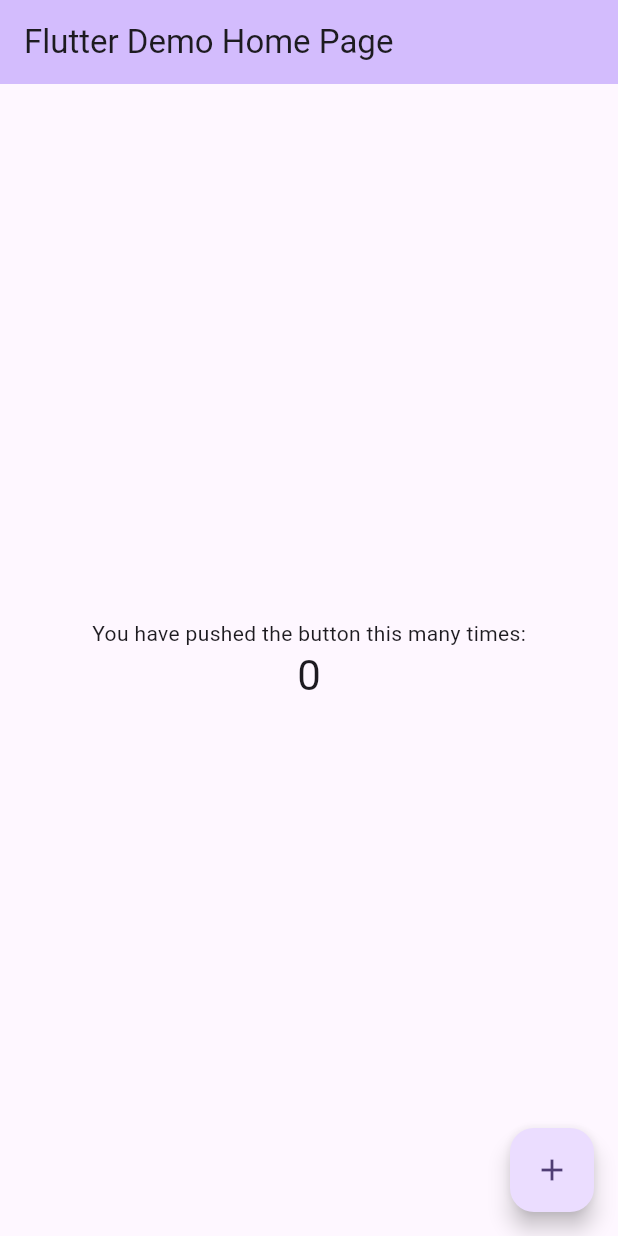
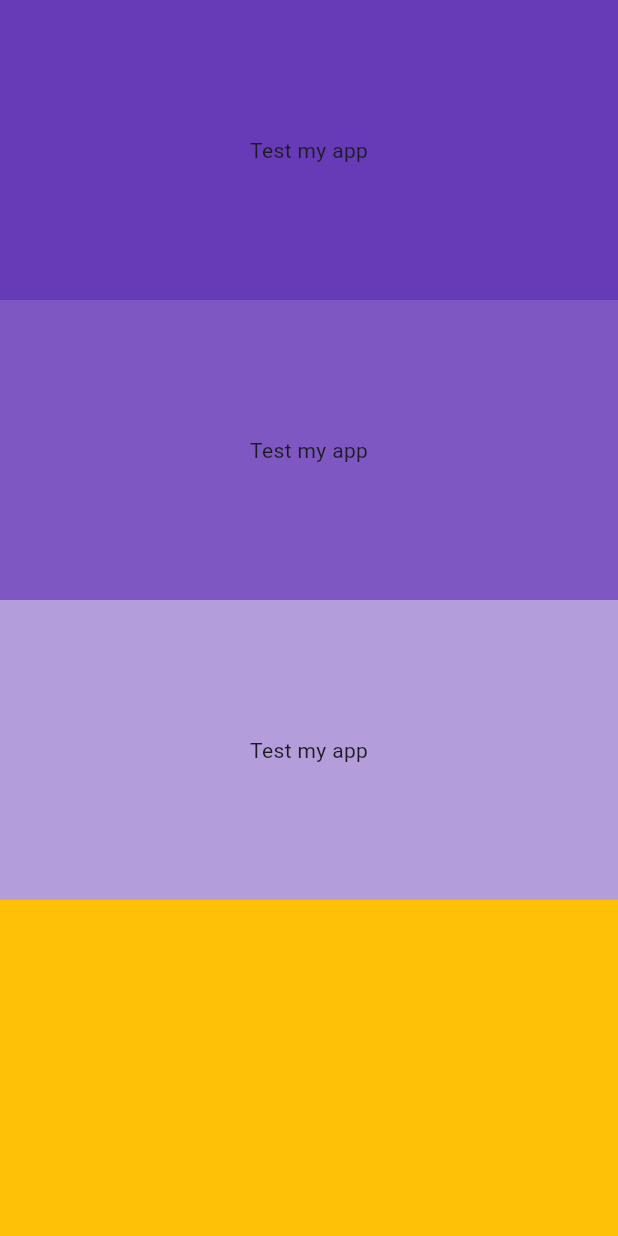
Before and after one commit to Chaiyapop4092/myapp3, a Flutter app: the screen it shows after launch, on a phone screen of 412 x 824 dp. Run offline on Flutter 3.47's test engine with Material 3 defaults, Android fonts, the phone set to English and light mode, and no system bars.

Commit message:
Create myapp3 V1.0.2

```diff
--- a/lib/main.dart
+++ b/lib/main.dart
@@ -1,128 +1,20 @@
 import 'package:flutter/material.dart';
+
+import 'screens/home_screen.dart';
 
 void main() {
   runApp(const MyApp());
-  int c = 0;
-  int d = 0;
-  int e = 0;
 }
 
 class MyApp extends StatelessWidget {
   const MyApp({super.key});
 
-  // This widget is the root of your application.
   @override
   Widget build(BuildContext context) {
     return MaterialApp(
-      title: 'Flutter Demo',
-      theme: ThemeData(
-        // This is the theme of your application.
-        //
-        // TRY THIS: Try running your application with "flutter run". You'll see
-        // the application has a purple toolbar. Then, without quitting the app,
-        // try changing the seedColor in the colorScheme below to Colors.green
-        // and then invoke "hot reload" (save your changes or press the "hot
-        // reload" button in a Flutter-supported IDE, or press "r" if you used
-        // the command line to start the app).
-        //
-        // Notice that the counter didn't reset back to zero; the application
-        // state is not lost during the reload. To reset the state, use hot
-        // restart instead.
-        //
-        // This works for code too, not just values: Most code changes can be
-        // tested with just a hot reload.
-        colorScheme: ColorScheme.fromSeed(seedColor: Colors.deepPurple),
-        useMaterial3: true,
-      ),
-      home: const MyHomePage(title: 'Flutter Demo Home Page'),
+      title: "Demo basic flutter",
+      debugShowCheckedModeBanner: false,
+      home: HomeScreen(),
     );
   }
 }
-
-class MyHomePage extends StatefulWidget {
-  const MyHomePage({super.key, required this.title});
-
-  // This widget is the home page of your application. It is stateful, meaning
-  // that it has a State object (defined below) that contains fields that affect
-  // how it looks.
-
-  // This class is the configuration for the state. It holds the values (in this
-  // case the title) provided by the parent (in this case the App widget) and
-  // used by the build method of the State. Fields in a Widget subclass are
-  // always marked "final".
-
-  final String title;
-
-  @override
-  State<MyHomePage> createState() => _MyHomePageState();
-}
-
-class _MyHomePageState extends State<MyHomePage> {
-  int _counter = 0;
-
-  void _incrementCounter() {
-    setState(() {
-      // This call to setState tells the Flutter framework that something has
-      // changed in this State, which causes it to rerun the build method below
-      // so that the display can reflect the updated values. If we changed
-      // _counter without calling setState(), then the build method would not be
-      // called again, and so nothing would appear to happen.
-      _counter++;
-    });
-  }
-
-  @override
-  Widget build(BuildContext context) {
-    // This method is rerun every time setState is called, for instance as done
-    // by the _incrementCounter method above.
-    //
-    // The Flutter framework has been optimized to make rerunning build methods
-    // fast, so that you can just rebuild anything that needs updating rather
-    // than having to individually change instances of widgets.
-    return Scaffold(
-      appBar: AppBar(
-        // TRY THIS: Try changing the color here to a specific color (to
-        // Colors.amber, perhaps?) and trigger a hot reload to see the AppBar
-        // change color while the other colors stay the same.
-        backgroundColor: Theme.of(context).colorScheme.inversePrimary,
-        // Here we take the value from the MyHomePage object that was created by
-        // the App.build method, and use it to set our appbar title.
-        title: Text(widget.title),
-      ),
-      body: Center(
-        // Center is a layout widget. It takes a single child and positions it
-        // in the middle of the parent.
-        child: Column(
-          // Column is also a layout widget. It takes a list of children and
-          // arranges them vertically. By default, it sizes itself to fit its
-          // children horizontally, and tries to be as tall as its parent.
-          //
-          // Column has various properties to control how it sizes itself and
-          // how it positions its children. Here we use mainAxisAlignment to
-          // center the children vertically; the main axis here is the vertical
-          // axis because Columns are vertical (the cross axis would be
-          // horizontal).
-          //
-          // TRY THIS: Invoke "debug painting" (choose the "Toggle Debug Paint"
-          // action in the IDE, or press "p" in the console), to see the
-          // wireframe for each widget.
-          mainAxisAlignment: MainAxisAlignment.center,
-          children: <Widget>[
-            const Text(
-              'You have pushed the button this many times:',
-            ),
-            Text(
-              '$_counter',
-              style: Theme.of(context).textTheme.headlineMedium,
-            ),
-          ],
-        ),
-      ),
-      floatingActionButton: FloatingActionButton(
-        onPressed: _incrementCounter,
-        tooltip: 'Increment',
-        child: const Icon(Icons.add),
-      ), // This trailing comma makes auto-formatting nicer for build methods.
-    );
-  }
-}
--- /dev/null
+++ b/lib/screens/home_screen.dart
@@ -0,0 +1,43 @@
+import 'package:flutter/material.dart';
+
+class HomeScreen extends StatelessWidget {
+  const HomeScreen({super.key});
+
+  @override
+  Widget build(BuildContext context) {
+    return Scaffold(
+      backgroundColor: Colors.amber,
+      body: ListView(
+        children: [
+          //1st box
+          Container(
+            //width: 200,
+            height: 200,
+            color: Colors.deepPurple,
+            child: const Center(
+              child: Text("Test my app"),
+            ),
+          ),
+          //2nd box
+          Container(
+            //width: 200,
+            height: 200,
+            color: Colors.deepPurple[400],
+            child: const Center(
+              child: Text("Test my app"),
+            ),
+          ),
+          //3rd box
+          Container(
+            //width: 200,
+            height: 200,
+            color: Colors.deepPurple[200],
+            child: const Center(
+              child: Text("Test my app"),
+            ),
+          ),
+        ],
+      ),
+    );
+  }
+}
```
